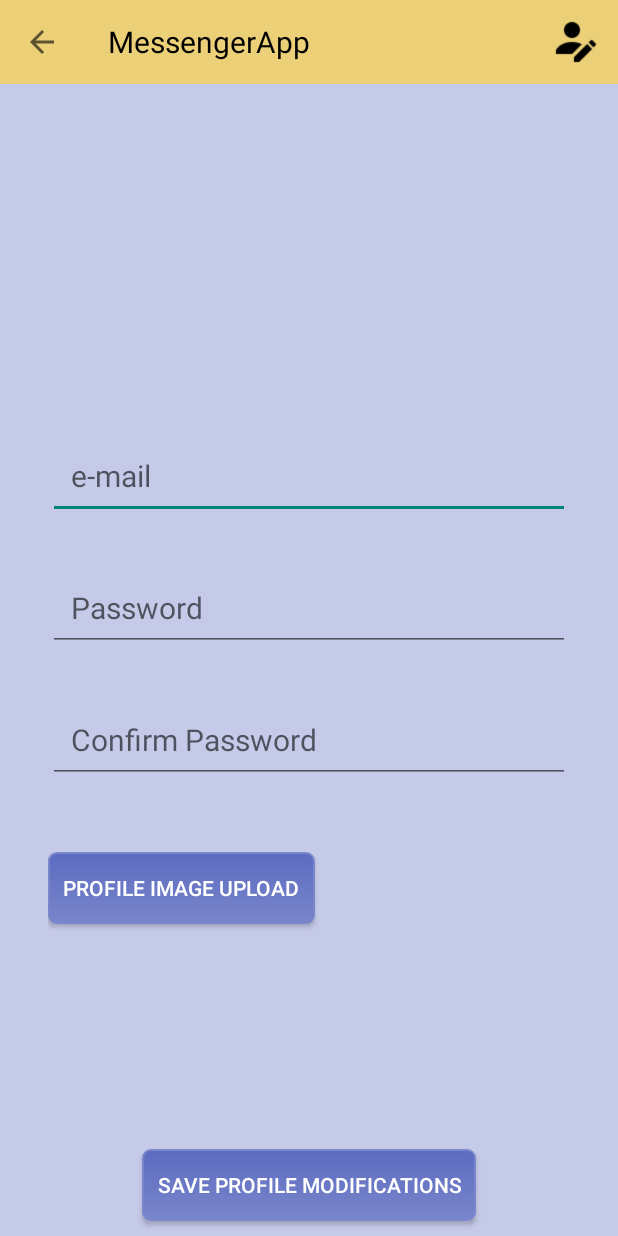
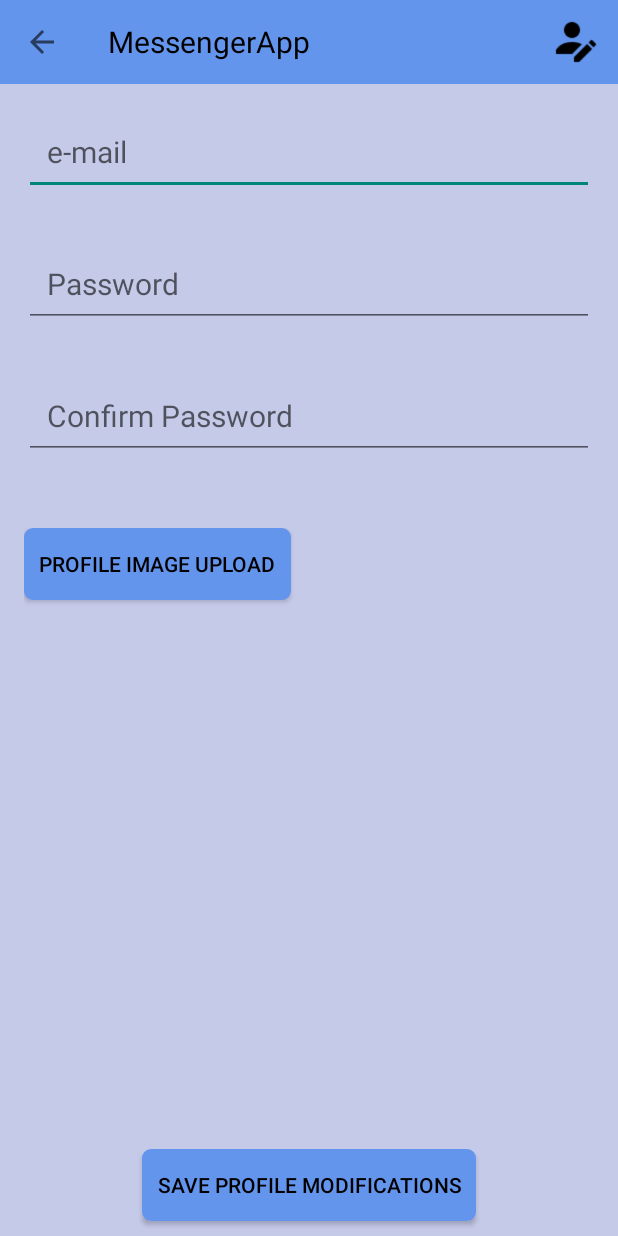
Before and after one commit to MessengerProject/App, an Android app: the ProfileConfigActivity screen opened directly, with no data from a screen before it, on a phone screen of 412 x 824 dp. Run offline under Robolectric (Android 15) with nearby library versions, the phone set to English and light mode, and no system bars; pictures from the network do not load.

```diff
--- a/app/build.gradle
+++ b/app/build.gradle
@@ -33,4 +33,6 @@ dependencies {
     compile 'com.github.bumptech.glide:glide:3.7.0'
     compile 'com.android.support:support-v4:24.1.0'
     compile 'com.google.code.gson:gson:2.8.0'
+    //SwipyRefreshLayout
+    compile 'com.github.orangegangsters:swipy:1.2.3@aar'
 }
--- a/app/src/main/java/com/example/maxime/messengerapp/activity/LoginActivity.java
+++ b/app/src/main/java/com/example/maxime/messengerapp/activity/LoginActivity.java
@@ -103,7 +103,7 @@ public class LoginActivity extends AppCompatActivity implements View.OnClickList
                     public void onRegister(boolean result) {
                         if (!result)
                         {
-                            Toast.makeText(getApplication(), "Unknown User", Toast.LENGTH_LONG).show();
+                            Toast.makeText(getApplication(), "Can't register", Toast.LENGTH_LONG).show();
                         }
                         else
                         {
--- a/app/src/main/java/com/example/maxime/messengerapp/activity/ProfileConfigActivity.java
+++ b/app/src/main/java/com/example/maxime/messengerapp/activity/ProfileConfigActivity.java
@@ -81,6 +81,7 @@ public class ProfileConfigActivity extends AppCompatActivity implements View.OnC
         setSupportActionBar(toolbar);
         getSupportActionBar().setDisplayShowHomeEnabled(true);
         getSupportActionBar().setDisplayHomeAsUpEnabled(true);
+        this.getWindow().setSoftInputMode(WindowManager.LayoutParams.SOFT_INPUT_STATE_ALWAYS_HIDDEN);
     }
     public boolean onCreateOptionsMenu(Menu menu) {
         super.onCreateOptionsMenu(menu);
--- a/app/src/main/java/com/example/maxime/messengerapp/task/GetImageProfileAsync.java
+++ b/app/src/main/java/com/example/maxime/messengerapp/task/GetImageProfileAsync.java
@@ -16,11 +16,13 @@ public class GetImageProfileAsync extends AsyncTask<Void, Void, Bitmap> {
     private final String TAG = GetImageProfileAsync.class.getName();
     private Context mContext = null;
     private User user;
+    private String lastPassword;
     public GetImageProfileAsync.GetImageProfileListener getImageProfileListener;
 
-    public GetImageProfileAsync(Context mContext, User user) {
+    public GetImageProfileAsync(Context mContext, User user, String lastPassword) {
         this.mContext = mContext;
         this.user = user;
+        this.lastPassword = lastPassword;
     }
 
     public void setGetImageProfileListener(GetImageProfileAsync.GetImageProfileListener getImageProfileListener){
@@ -29,7 +31,7 @@ public class GetImageProfileAsync extends AsyncTask<Void, Void, Bitmap> {
 
     @Override
     protected Bitmap doInBackground(Void... params) {
-        Bitmap response = SetProfilePictureService.SetProfilPicture(user);
+        Bitmap response = SetProfilePictureService.SetProfilPicture(user, lastPassword);
         return response;
     }
     public interface GetImageProfileListener{
--- a/app/src/main/res/drawable/button_selector.xml
+++ b/app/src/main/res/drawable/button_selector.xml
@@ -3,8 +3,8 @@
         <item android:state_pressed="true" >
             <shape android:shape="rectangle"  >
                 <corners android:radius="5dp" />
-                <stroke android:width="1dip" android:color="@color/colorPrimaryDark" />
-                <gradient android:angle="-90" android:startColor="@color/colorPrimaryDark" android:endColor="@color/colorPrimaryDark"  />
+                <stroke android:width="1dip" android:color="@color/simple_yellow" />
+                <gradient android:angle="-90" android:startColor="@color/simple_yellow" android:endColor="@color/simple_yellow"  />
             </shape>
         </item>
         <item android:state_focused="true">
@@ -17,8 +17,8 @@
         <item >
             <shape android:shape="rectangle"  >
                 <corners android:radius="5dp" />
-                <stroke android:width="1dip" android:color="@color/colorPrimary" />
-                <gradient android:angle="-90" android:startColor="@color/colorPrimaryLight" android:endColor="@color/colorPrimary" />
+                <stroke android:width="1dip" android:color="@color/simple_yellow" />
+                <gradient android:angle="-90" android:startColor="@color/simple_yellow" android:endColor="@color/simple_yellow" />
             </shape>
         </item>
 </selector>
--- a/app/src/main/res/drawable/drawable.xml
+++ /dev/null
@@ -1,4 +0,0 @@
-<?xml version="1.0" encoding="utf-8"?>
-<selector xmlns:android="http://schemas.android.com/apk/res/android">
-
-</selector>
--- a/app/src/main/res/layout/actionbar.xml
+++ b/app/src/main/res/layout/actionbar.xml
@@ -7,10 +7,8 @@
     android:id="@+id/layout">
 
     <ImageView
-        android:layout_width="wrap_content"
-        android:layout_height="wrap_content"
-        android:padding="5sp"
-        android:layout_gravity="right"
+        android:layout_width="@dimen/name_app"
+        android:layout_height="@dimen/name_app"
         android:id="@+id/imageProfileTop"
         android:src="@mipmap/android3"
         android:layout_alignParentRight="true"/>
--- a/app/src/main/res/layout/activity_profileconfig.xml
+++ b/app/src/main/res/layout/activity_profileconfig.xml
@@ -25,24 +25,14 @@
     </android.support.v7.widget.Toolbar>
 
     <RelativeLayout
-        android:id="@+id/RelativeLayoutProfile"
-        android:layout_width="match_parent"
-        android:layout_height="match_parent"
-        android:layout_centerVertical="true"
-        android:orientation="vertical"
-        android:paddingLeft="@dimen/activity_horizontal_margin"
-        android:paddingRight="@dimen/activity_horizontal_margin"
-        android:paddingTop="@dimen/activity_vertical_margin">
-
-        <RelativeLayout
         android:id="@+id/RelativeLayoutEditText"
         android:layout_width="match_parent"
         android:layout_height="wrap_content"
+        android:layout_below="@id/toolbar"
         android:orientation="vertical"
-            android:layout_centerVertical="true"
         android:paddingTop="@dimen/activity_vertical_margin"
         android:paddingLeft="@dimen/activity_horizontal_margin"
-            android:paddingRight="@dimen/activity_horizontal_margin">>
+        android:paddingRight="@dimen/activity_horizontal_margin">
 
         <EditText
             android:id="@+id/email"
@@ -82,11 +72,11 @@
         android:layout_width="match_parent"
         android:layout_height="match_parent"
         android:layout_above="@+id/ButtonSave"
-            android:layout_below="@+id/RelativeLayoutEditText"
         android:orientation="horizontal"
+        android:paddingLeft="@dimen/activity_horizontal_margin"
+        android:paddingRight="@dimen/activity_horizontal_margin"
         android:paddingTop="@dimen/activity_vertical_margin"
-            android:paddingLeft="@dimen/activity_horizontal_margin"
-            android:paddingRight="@dimen/activity_horizontal_margin">
+        android:layout_below="@+id/RelativeLayoutEditText">
 
         <Button
             android:id="@+id/ButtonImage"
@@ -97,14 +87,14 @@
             android:gravity="center_vertical"
             android:padding="10dp"
             android:text="Profile Image Upload"
-                android:textColor="@color/colorWhite" />
+            android:textColor="@color/colorBlack" />
 
         <ImageView
             android:id="@+id/imageProfile"
             android:layout_width="wrap_content"
             android:layout_height="wrap_content"
             android:layout_alignParentRight="true"
-                android:scaleType="fitXY"/>
+            android:scaleType="fitXY" />
     </RelativeLayout>
 
     <Button
@@ -113,10 +103,9 @@
         android:layout_height="wrap_content"
         android:layout_alignParentBottom="true"
         android:layout_centerHorizontal="true"
+        android:layout_marginBottom="10dp"
         android:background="@drawable/button_selector"
         android:padding="10dp"
         android:text="Save profile modifications"
-            android:textColor="@color/colorWhite"
-            android:layout_marginBottom="10dp"/>/>
+        android:textColor="@color/colorBlack" />
 </RelativeLayout>
-</RelativeLayout>
--- a/app/src/main/res/values-sw600dp/dimens.xml
+++ b/app/src/main/res/values-sw600dp/dimens.xml
@@ -1,8 +1,9 @@
 <?xml version="1.0" encoding="utf-8"?>
 <resources>
-    <dimen name="activity_horizontal_margin">30dp</dimen>
-    <dimen name="activity_vertical_margin">30dp</dimen>
-    <dimen name="name_app">40sp</dimen>
+    <dimen name="activity_horizontal_margin">120dp</dimen>
+    <dimen name="activity_vertical_margin">120dp</dimen>
+    <dimen name="name_app">35sp</dimen>
     <dimen name="margin_bottom_text">20dp</dimen>
-    <dimen name="textsize">20sp</dimen>
+    <dimen name="textsize">30sp</dimen>
+    <dimen name="paddingBotRecycler">50sp</dimen>
 </resources>
--- a/app/src/main/res/values/colors.xml
+++ b/app/src/main/res/values/colors.xml
@@ -13,7 +13,7 @@
     <color name="bright_green">#02D8B0</color>
     <color name="button_green">#10a54a</color>
 
-    <color name="simple_yellow">#ECD078</color>
+    <color name="simple_yellow">#6495ed</color>
 
     <color name="primary_blue">#53777A</color>
 </resources>
--- a/app/src/main/res/values/dimens.xml
+++ b/app/src/main/res/values/dimens.xml
@@ -5,4 +5,5 @@
     <dimen name="name_app">20sp</dimen>
     <dimen name="margin_bottom_text">20dp</dimen>
     <dimen name="textsize">20sp</dimen>
+    <dimen name="paddingBotRecycler">50sp</dimen>
 </resources>
```
Also changed, not shown: app/src/main/java/com/example/maxime/messengerapp/activity/MessengerActivity.java (+19 -4 lines), app/src/main/java/com/example/maxime/messengerapp/service/SetProfilePictureService.java (+11 -10 lines), app/src/main/res/layout/activity_login.xml (+11 -13 lines), app/src/main/res/layout/activity_messenger.xml (+18 -6 lines), 2 other files. Lines whose indentation alone changed are shown as unchanged.
